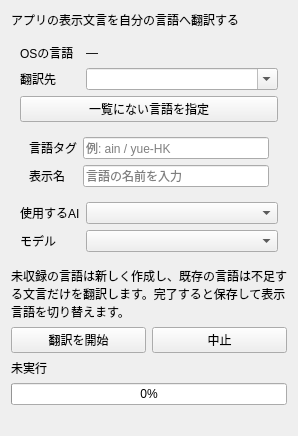
Ikumyon/AutoLingua2, file ui/dialogs/setup/SelfTranslationPage.ui: the form before one commit.
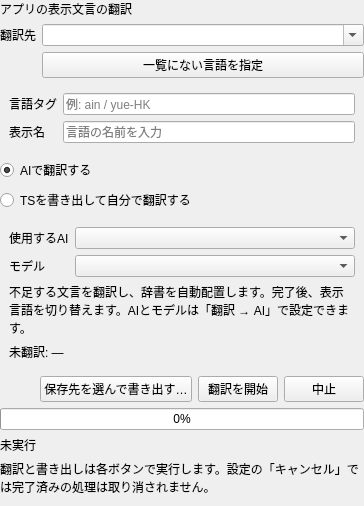
The form after the commit.

Commit message: i18n多言語リソースの画面別分割とUI読み込み・関連コンポーネントのリファクタリング

What changed in the file:
```diff
--- a/ui/dialogs/setup/SelfTranslationPage.ui
+++ b/ui/dialogs/setup/SelfTranslationPage.ui
@@ -2,34 +2,52 @@
 <ui version="4.0">
  <class>SetupSelfTranslationPage</class>
  <widget class="QWidget" name="SetupSelfTranslationPage">
-  <property name="accessibleName"><string>自身の翻訳</string></property>
+  <property name="accessibleName"><string>アプリの表示文言の翻訳</string></property>
   <layout class="QVBoxLayout" name="layoutSelfTranslation">
-   <item><widget class="QLabel" name="labelTitle"><property name="text"><string>アプリの表示文言を自分の言語へ翻訳する</string></property><property name="wordWrap"><bool>true</bool></property></widget></item>
-   <item><widget class="QWidget" name="optionsContainer"><layout class="QFormLayout" name="formTranslation">
-    <item row="0" column="0"><widget class="QLabel" name="labelOsLanguage"><property name="text"><string>OSの言語</string></property></widget></item>
-    <item row="0" column="1"><widget class="QLabel" name="valueOsLanguage"><property name="text"><string>—</string></property></widget></item>
-    <item row="1" column="0"><widget class="QLabel" name="labelLanguage"><property name="text"><string>翻訳先</string></property></widget></item>
-    <item row="1" column="1"><widget class="QComboBox" name="comboTargetLanguage"><property name="editable"><bool>true</bool></property><property name="insertPolicy"><enum>QComboBox::NoInsert</enum></property><property name="placeholderText"><string>現地語名・言語コードで検索</string></property></widget></item>
-    <item row="2" column="0" colspan="2"><widget class="QPushButton" name="buttonCustomLanguage"><property name="text"><string>一覧にない言語を指定</string></property><property name="checkable"><bool>true</bool></property><property name="autoDefault"><bool>false</bool></property></widget></item>
-    <item row="3" column="0" colspan="2"><widget class="QWidget" name="customLanguageContainer"><layout class="QFormLayout" name="formCustomLanguage">
-     <item row="0" column="0"><widget class="QLabel" name="labelCustomTag"><property name="text"><string>言語タグ</string></property></widget></item>
-     <item row="0" column="1"><widget class="QLineEdit" name="editLanguageTag"><property name="placeholderText"><string>例: ain / yue-HK</string></property></widget></item>
-     <item row="1" column="0"><widget class="QLabel" name="labelCustomName"><property name="text"><string>表示名</string></property></widget></item>
-     <item row="1" column="1"><widget class="QLineEdit" name="editLanguageName"><property name="placeholderText"><string>言語の名前を入力</string></property></widget></item>
-    </layout></widget></item>
-    <item row="4" column="0"><widget class="QLabel" name="labelProvider"><property name="text"><string>使用するAI</string></property></widget></item>
-    <item row="4" column="1"><widget class="QComboBox" name="comboProvider"/></item>
-    <item row="5" column="0"><widget class="QLabel" name="labelModel"><property name="text"><string>モデル</string></property></widget></item>
-    <item row="5" column="1"><widget class="QComboBox" name="comboModel"/></item>
+   <property name="leftMargin"><number>0</number></property><property name="topMargin"><number>0</number></property><property name="rightMargin"><number>0</number></property><property name="bottomMargin"><number>0</number></property>
+   <item><widget class="QLabel" name="labelTitle"><property name="text"><string>アプリの表示文言の翻訳</string></property></widget></item>
+   <item><widget class="QWidget" name="optionsContainer"><layout class="QVBoxLayout" name="layoutOptions">
+    <property name="leftMargin"><number>0</number></property><property name="topMargin"><number>0</number></property><property name="rightMargin"><number>0</number></property><property name="bottomMargin"><number>0</number></property>
+    <item><layout class="QFormLayout" name="formTarget">
+     <item row="0" column="0"><widget class="QLabel" name="labelLanguage"><property name="text"><string>翻訳先</string></property></widget></item>
+     <item row="0" column="1"><widget class="QComboBox" name="comboTargetLanguage"><property name="editable"><bool>true</bool></property><property name="insertPolicy"><enum>QComboBox::NoInsert</enum></property><property name="placeholderText"><string>現地語名・言語コードで検索</string></property></widget></item>
+     <item row="1" column="1"><widget class="QPushButton" name="buttonCustomLanguage"><property name="text"><string>一覧にない言語を指定</string></property><property name="checkable"><bool>true</bool></property><property name="autoDefault"><bool>false</bool></property></widget></item>
+     <item row="2" column="0" colspan="2"><widget class="QWidget" name="customLanguageContainer"><layout class="QFormLayout" name="formCustomLanguage">
+      <item row="0" column="0"><widget class="QLabel" name="labelCustomTag"><property name="text"><string>言語タグ</string></property></widget></item>
+      <item row="0" column="1"><widget class="QLineEdit" name="editLanguageTag"><property name="placeholderText"><string>例: ain / yue-HK</string></property></widget></item>
+      <item row="1" column="0"><widget class="QLabel" name="labelCustomName"><property name="text"><string>表示名</string></property></widget></item>
+      <item row="1" column="1"><widget class="QLineEdit" name="editLanguageName"><property name="placeholderText"><string>言語の名前を入力</string></property></widget></item>
+     </layout></widget></item>
+    </layout></item>
+    <item><widget class="QRadioButton" name="radioAi"><property name="text"><string>AIで翻訳する</string></property><property name="checked"><bool>true</bool></property></widget></item>
+    <item><widget class="QRadioButton" name="radioExport"><property name="text"><string>TSを書き出して自分で翻訳する</string></property></widget></item>
+    <item><widget class="QStackedWidget" name="stackMethod">
+     <widget class="QWidget" name="pageAi"><layout class="QVBoxLayout" name="layoutAi">
+      <item><layout class="QFormLayout" name="formAi">
+       <item row="0" column="0"><widget class="QLabel" name="labelProvider"><property name="text"><string>使用するAI</string></property></widget></item>
+       <item row="0" column="1"><widget class="QComboBox" name="comboProvider"/></item>
+       <item row="1" column="0"><widget class="QLabel" name="labelModel"><property name="text"><string>モデル</string></property></widget></item>
+       <item row="1" column="1"><widget class="QComboBox" name="comboModel"/></item>
+      </layout></item>
+      <item><widget class="QLabel" name="labelAiDescription"><property name="text"><string>不足する文言を翻訳し、辞書を自動配置します。完了後、表示言語を切り替えます。AIとモデルは「翻訳 → AI」で設定できます。</string></property><property name="wordWrap"><bool>true</bool></property></widget></item>
+      <item><widget class="QLabel" name="labelCoverage"><property name="text"><string>未翻訳: —</string></property></widget></item>
+     </layout></widget>
+     <widget class="QWidget" name="pageExport"><layout class="QVBoxLayout" name="layoutExport">
+      <item><widget class="QLabel" name="labelExportDescription"><property name="text"><string>原文入り・訳文欄が未翻訳のTSを、画面・機能ごとに書き出します。AIの設定は不要です。</string></property><property name="wordWrap"><bool>true</bool></property></widget></item>
+      <item><widget class="QLabel" name="labelManualSteps"><property name="text"><string>翻訳、QMへの変換、translations/&lt;言語タグ&gt;/ への配置はご自身で行ってください。同じフォルダには言語を登録する metadata.json も必要です。</string></property><property name="wordWrap"><bool>true</bool></property></widget></item>
+     </layout></widget>
+    </widget></item>
    </layout></widget></item>
-   <item><widget class="QLabel" name="labelDescription"><property name="text"><string>未収録の言語は新しく作成し、既存の言語は不足する文言だけを翻訳します。完了すると保存して表示言語を切り替えます。</string></property><property name="wordWrap"><bool>true</bool></property></widget></item>
    <item><layout class="QHBoxLayout" name="layoutActions">
+    <item><spacer name="actionSpacer"><property name="orientation"><enum>Qt::Horizontal</enum></property><property name="sizeHint" stdset="0"><size><width>40</width><height>20</height></size></property></spacer></item>
+    <item><widget class="QPushButton" name="buttonExport"><property name="text"><string>保存先を選んで書き出す…</string></property><property name="autoDefault"><bool>false</bool></property></widget></item>
     <item><widget class="QPushButton" name="buttonTranslate"><property name="text"><string>翻訳を開始</string></property><property name="autoDefault"><bool>false</bool></property></widget></item>
     <item><widget class="QPushButton" name="buttonStop"><property name="text"><string>中止</string></property><property name="autoDefault"><bool>false</bool></property></widget></item>
    </layout></item>
-   <item><widget class="QLabel" name="labelStatus"><property name="text"><string>未実行</string></property><property name="wordWrap"><bool>true</bool></property></widget></item>
    <item><widget class="QProgressBar" name="progressTranslation"><property name="value"><number>0</number></property></widget></item>
-   <item><spacer name="translationSpacer"><property name="orientation"><enum>Qt::Orientation::Vertical</enum></property><property name="sizeHint"><size><width>20</width><height>20</height></size></property></spacer></item>
+   <item><widget class="QLabel" name="labelStatus"><property name="text"><string>未実行</string></property><property name="wordWrap"><bool>true</bool></property><property name="textFormat"><enum>Qt::PlainText</enum></property></widget></item>
+   <item><widget class="QLabel" name="labelImmediateAction"><property name="text"><string>翻訳と書き出しは各ボタンで実行します。設定の「キャンセル」では完了済みの処理は取り消されません。</string></property><property name="wordWrap"><bool>true</bool></property></widget></item>
+   <item><spacer name="verticalSpacer"><property name="orientation"><enum>Qt::Vertical</enum></property><property name="sizeHint" stdset="0"><size><width>20</width><height>10</height></size></property></spacer></item>
   </layout>
  </widget>
  <resources/>
```
The commit also changes 77 other files.
